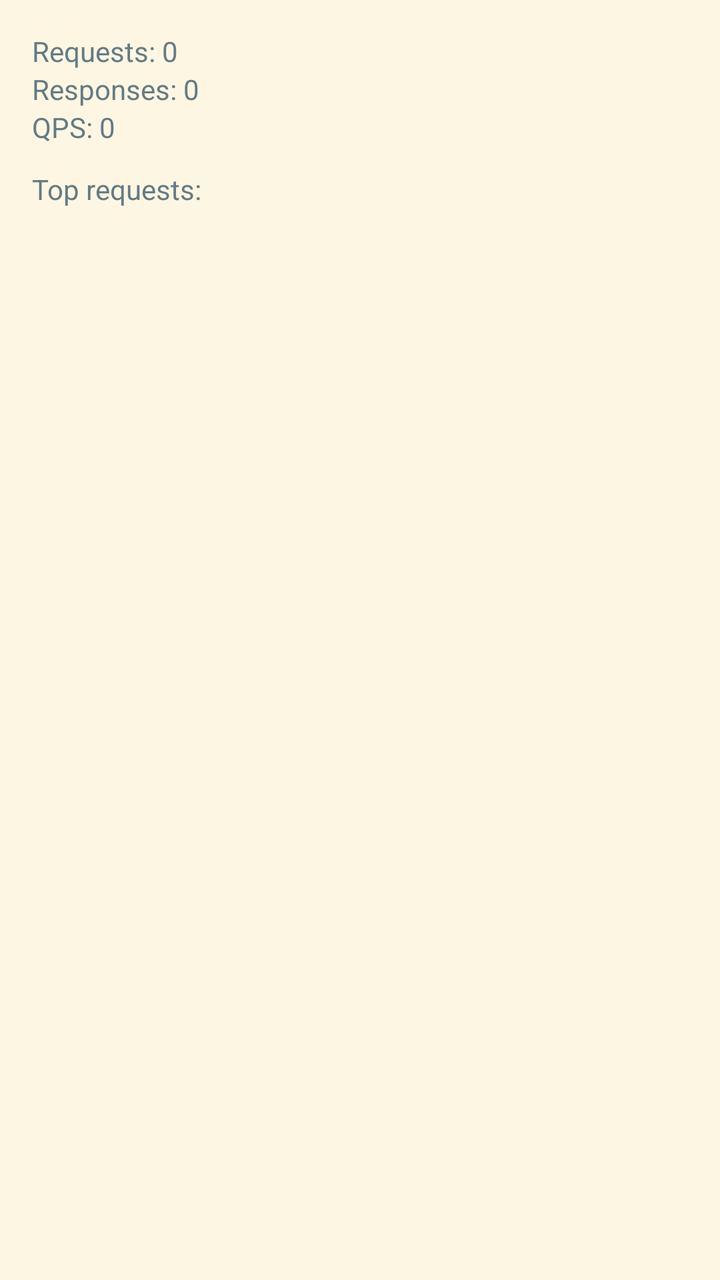
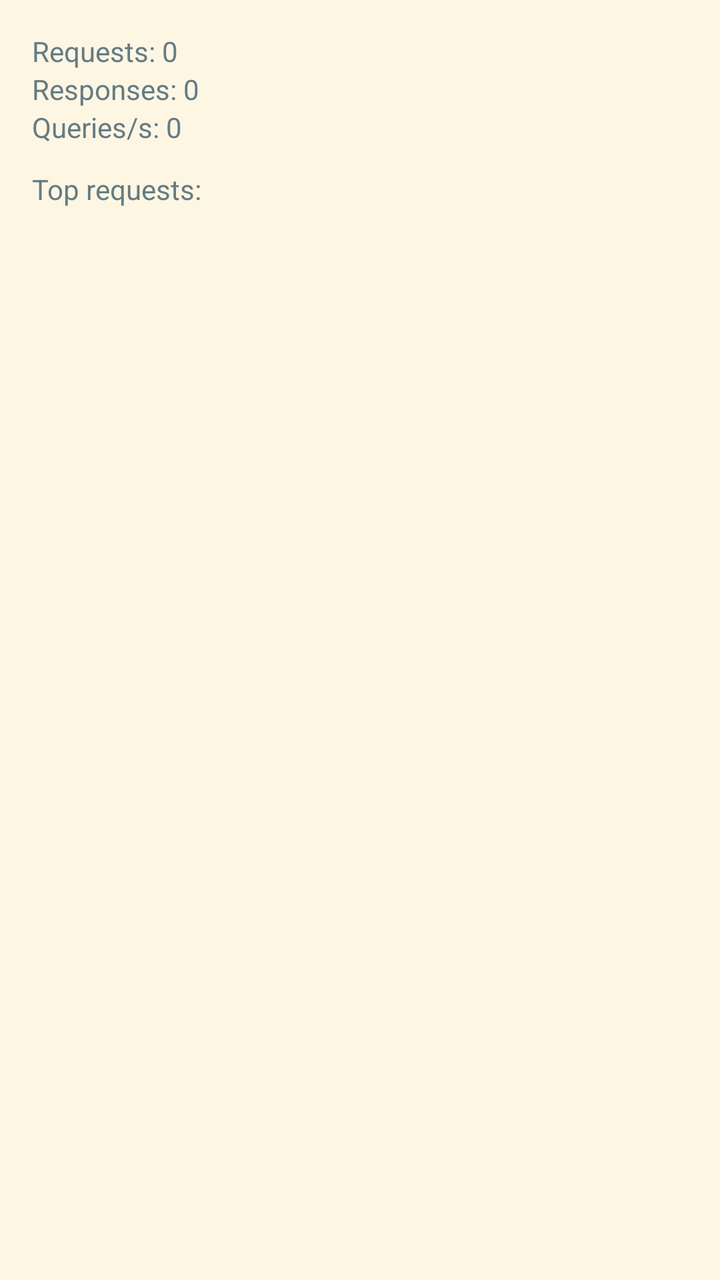

Two renders of the same Android screen: before a commit and after it. Below are the layout's source before the change and the commit's diff.
<!-- AndroidManifest.xml: application theme Theme.Solarized -->
<!-- res/layout/view_stats.xml -->
<LinearLayout xmlns:android="http://schemas.android.com/apk/res/android"
    android:orientation="vertical"
    android:padding="16dp"
    android:layout_width="match_parent"
    android:layout_height="match_parent">

    <TextView
        android:id="@+id/stats_requests"
        android:layout_width="wrap_content"
        android:layout_height="wrap_content"
        android:text="Requests: 0"/>

    <TextView
        android:id="@+id/stats_responses"
        android:layout_width="wrap_content"
        android:layout_height="wrap_content"
        android:text="Responses: 0"/>

    <TextView
        android:id="@+id/stats_qps"
        android:layout_width="wrap_content"
        android:layout_height="wrap_content"
        android:text="QPS: 0"/>

    <TextView
        android:layout_width="wrap_content"
        android:layout_height="wrap_content"
        android:text="Top requests:"
        android:paddingTop="12dp"/>

    <LinearLayout
        android:id="@+id/stats_top_requests"
        android:orientation="vertical"
        android:layout_width="match_parent"
        android:layout_height="wrap_content"/>

</LinearLayout>
<!-- resources referenced by this layout -->
<resources>
  <style name="Theme.Solarized" parent="Theme.AppCompat.Light.NoActionBar">
          <item name="colorPrimary">@color/sol_base2</item>
          <item name="colorPrimaryDark">@color/sol_base1</item>
          <item name="colorAccent">@color/sol_blue</item>
  
          <item name="android:windowBackground">@color/sol_base3</item>
          <item name="android:colorBackground">@color/sol_base3</item>
          <item name="android:textColor">@color/sol_base00</item>
          <item name="colorOnPrimary">@color/sol_base00</item>
          <item name="android:textColorSecondary">@color/sol_base01</item>
  
          <item name="android:textViewStyle">@style/Solarized.TextView.Light</item>
          <item name="android:editTextStyle">@style/Solarized.EditText.Light</item>
          <item name="android:buttonStyle">@style/Solarized.Button.Light</item>
          <item name="android:checkboxStyle">@style/Solarized.CheckBox.Light</item>
      </style>
  <color name="sol_base2">#eee8d5</color>
  <color name="sol_base1">#93a1a1</color>
  <color name="sol_blue">#268bd2</color>
  <color name="sol_base3">#fdf6e3</color>
  <color name="sol_base00">#657b83</color>
  <color name="sol_base01">#586e75</color>
  <style name="Solarized.TextView.Light" parent="TextAppearance.AppCompat">
          <item name="android:textColor">@color/sol_base00</item>
      </style>
  <style name="Solarized.EditText.Light" parent="Widget.AppCompat.EditText">
          <item name="android:textColor">@color/sol_base00</item>
          <item name="android:textColorHint">@color/sol_base01</item>
          <item name="android:backgroundTint">@color/sol_base1</item>
      </style>
  <style name="Solarized.Button.Light" parent="Widget.AppCompat.Button">
          <item name="android:textColor">@color/sol_base3</item>
          <item name="android:backgroundTint">@color/sol_blue</item>
      </style>
  <style name="Solarized.CheckBox.Light" parent="Widget.AppCompat.CompoundButton.CheckBox">
          <item name="android:textColor">@color/sol_base00</item>
          <item name="buttonTint">@color/sol_cyan</item>
      </style>
  <color name="sol_cyan">#2aa198</color>
</resources>

<!-- the commit's change to res/layout/view_stats.xml (unified diff, before → after) -->
@@ -8,24 +8,24 @@
         android:id="@+id/stats_requests"
         android:layout_width="wrap_content"
         android:layout_height="wrap_content"
-        android:text="Requests: 0"/>
+        android:text="@string/stats_requests"/>
 
     <TextView
         android:id="@+id/stats_responses"
         android:layout_width="wrap_content"
         android:layout_height="wrap_content"
-        android:text="Responses: 0"/>
+        android:text="@string/stats_responses"/>
 
     <TextView
         android:id="@+id/stats_qps"
         android:layout_width="wrap_content"
         android:layout_height="wrap_content"
-        android:text="QPS: 0"/>
+        android:text="@string/stats_qps"/>
 
     <TextView
         android:layout_width="wrap_content"
         android:layout_height="wrap_content"
-        android:text="Top requests:"
+        android:text="@string/stats_top_requests"
         android:paddingTop="12dp"/>
 
     <LinearLayout
<!-- resource entries referenced after the edit -->
@@ -1,5 +1,9 @@
 <!-- resources referenced by this layout -->
 <resources>
+  <string name="stats_qps">Queries/s: 0</string>
+  <string name="stats_requests">Requests: 0</string>
+  <string name="stats_responses">Responses: 0</string>
+  <string name="stats_top_requests">Top requests:</string>
   <style name="Theme.Solarized" parent="Theme.AppCompat.Light.NoActionBar">
           <item name="colorPrimary">@color/sol_base2</item>
           <item name="colorPrimaryDark">@color/sol_base1</item>
